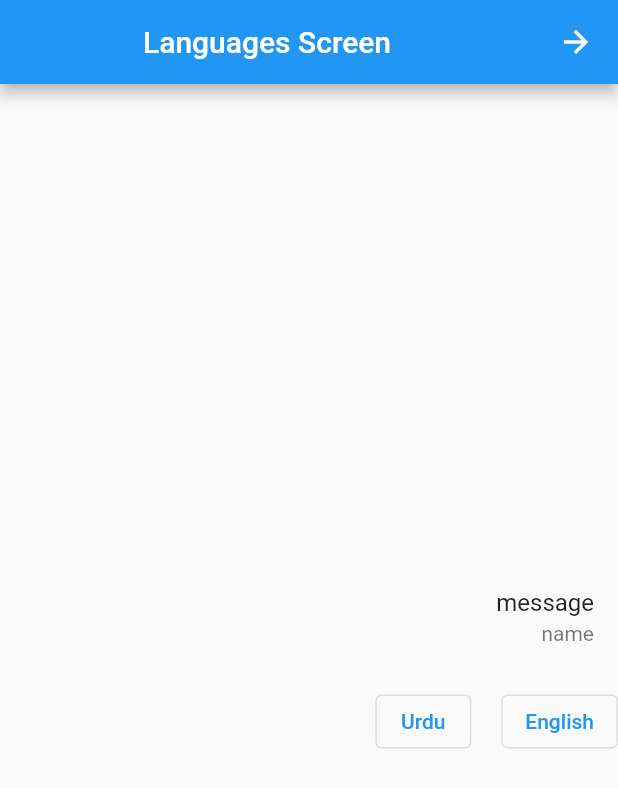
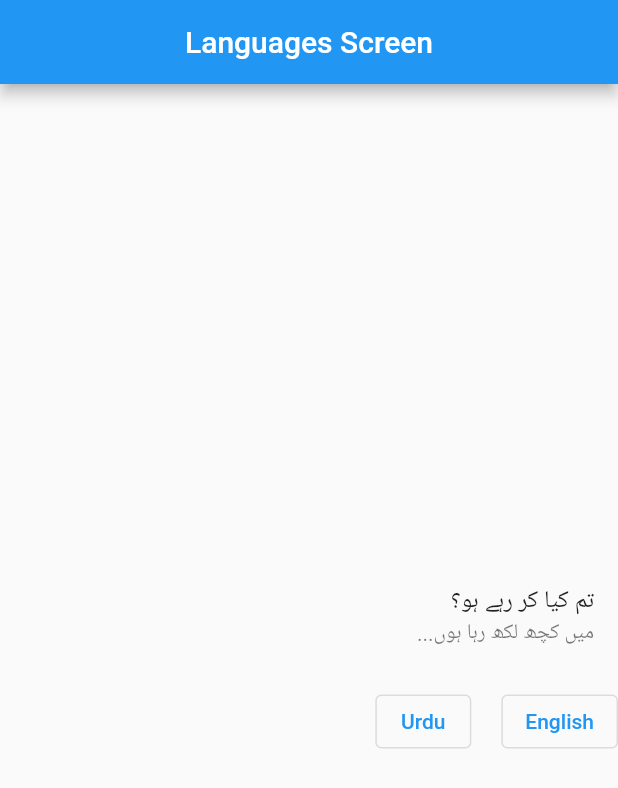
Before and after one commit to razzaq-99/Flutter_GetX_State_Management, a Flutter app: the LanguagesScreen screen opened directly, after a tap on "Urdu", on a phone screen of 412 x 824 dp. Shown: the top 788 px of the screen. Run offline on Flutter 3.47's test engine with Material 2 defaults, Android fonts, the phone set to English and light mode, and no system bars; our stand-ins replace get.

Commit message:
updated files to manage getX localization and app languages

```diff
--- a/lib/languages.dart
+++ b/lib/languages.dart
@@ -0,0 +1,24 @@
+
+import 'package:flutter/material.dart';
+import 'package:get/get_navigation/src/root/internacionalization.dart';
+// import 'package:get/get.dart';
+
+class Languages extends Translations {
+  @override
+  // TODO: implement keys
+  Map<String, Map<String, String>> get keys => {
+
+    'en_US' : {
+      'message' : 'What are you doing?',
+      'name' : 'No, not so much',
+    },
+
+    'ur_PK' : {
+      'message' : 'تم کیا کر رہے ہو؟',
+      'name' : 'میں کچھ لکھ رہا ہوں...',
+    },
+
+
+  };
+
+}
--- a/lib/main.dart
+++ b/lib/main.dart
@@ -1,6 +1,8 @@
 import 'package:flutter/material.dart';
 // import 'package:flutter_getx/home_screen.dart';
 import 'package:flutter_getx/getx_navigation.dart';
+import 'package:flutter_getx/languages.dart';
+import 'package:flutter_getx/languages_screen.dart';
 import 'package:flutter_getx/screen_1.dart';
 import 'package:flutter_getx/screen_Two.dart';
 import 'package:flutter_getx/getx_mediaquery.dart';
@@ -21,11 +23,17 @@ class MyApp extends StatelessWidget {
     return GetMaterialApp(
       debugShowCheckedModeBanner: false,
       title: 'Flutter Demo',
+      translations: Languages(),
+      // locale: Locale('ur','PK'),
+      locale: Locale('en','US'),
+      fallbackLocale: Locale('en','US'),
       theme: ThemeData(
         primarySwatch: Colors.blue,
       ),
 
-      home: const GetXMediaQuery(),
+      home: const LanguagesScreen(),
+
+      // home: const GetXMediaQuery(),
 
       // home: const GetXNavigation(),
       // getPages: [
```
